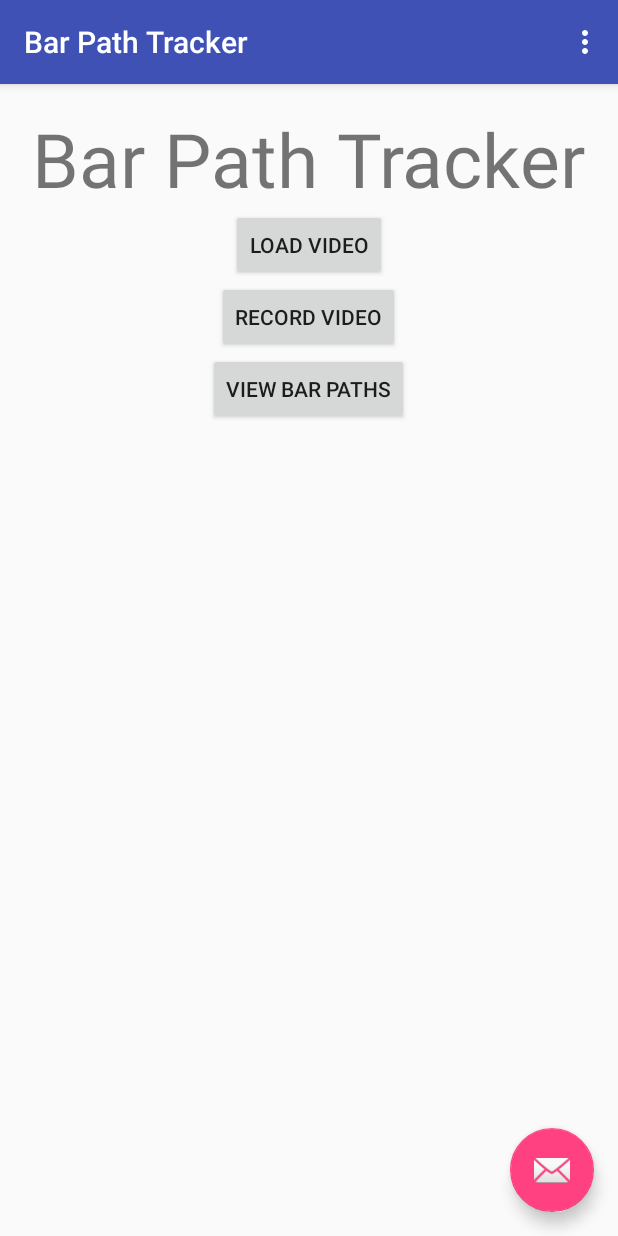
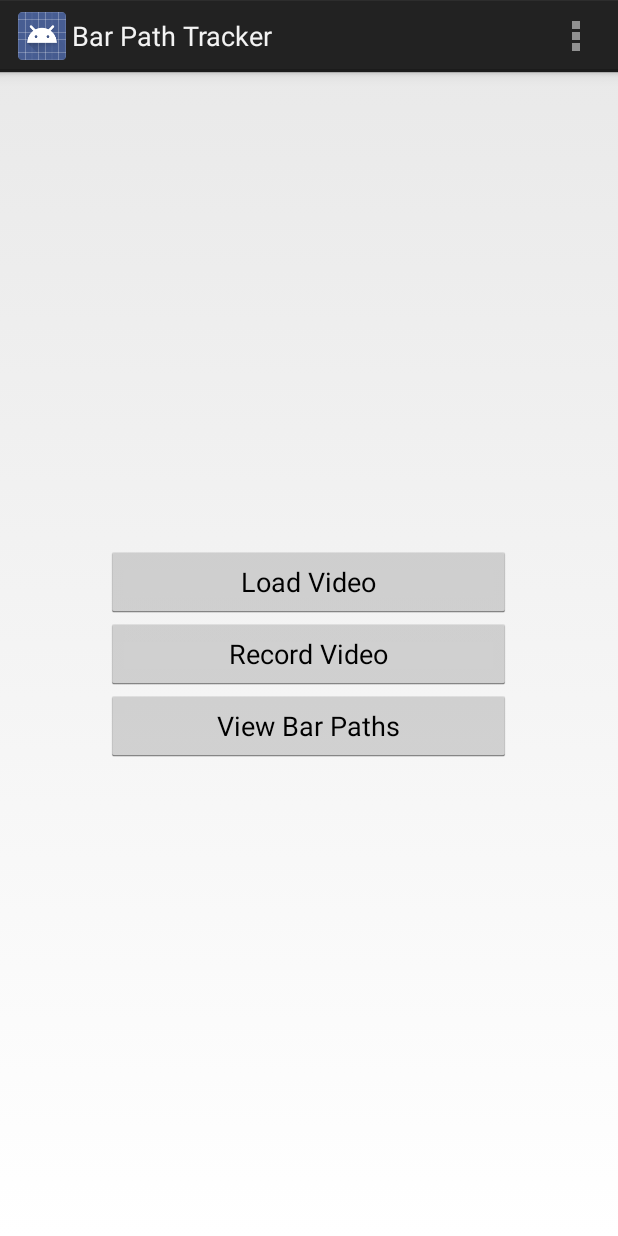
Before and after one commit to dominicrathbone/Whispeerer, an Android app: the screen it shows after launch (MainMenu before the commit, MainMenuActivity after it), on a phone screen of 412 x 824 dp. Run offline under Robolectric (Android 15) with nearby library versions, the phone set to English and light mode, and no system bars.

Commit message:
rearranged main menu layout and added some base functionality

```diff
--- a/BarPathTracker/app/src/main/java/dev/app/mobile/drathbone/barpathtracker/MainMenu.java
+++ /dev/null
@@ -1,52 +0,0 @@
-package dev.app.mobile.drathbone.barpathtracker;
-
-import android.os.Bundle;
-import android.support.design.widget.FloatingActionButton;
-import android.support.design.widget.Snackbar;
-import android.support.v7.app.AppCompatActivity;
-import android.support.v7.widget.Toolbar;
-import android.view.View;
-import android.view.Menu;
-import android.view.MenuItem;
-
-public class MainMenu extends AppCompatActivity {
-
-    @Override
-    protected void onCreate(Bundle savedInstanceState) {
-        super.onCreate(savedInstanceState);
-        setContentView(R.layout.activity_main_menu);
-        Toolbar toolbar = (Toolbar) findViewById(R.id.toolbar);
-        setSupportActionBar(toolbar);
-
-        FloatingActionButton fab = (FloatingActionButton) findViewById(R.id.fab);
-        fab.setOnClickListener(new View.OnClickListener() {
-            @Override
-            public void onClick(View view) {
-                Snackbar.make(view, "Replace with your own action", Snackbar.LENGTH_LONG)
-                        .setAction("Action", null).show();
-            }
-        });
-    }
-
-    @Override
-    public boolean onCreateOptionsMenu(Menu menu) {
-        // Inflate the menu; this adds items to the action bar if it is present.
-        getMenuInflater().inflate(R.menu.menu_main_menu, menu);
-        return true;
-    }
-
-    @Override
-    public boolean onOptionsItemSelected(MenuItem item) {
-        // Handle action bar item clicks here. The action bar will
-        // automatically handle clicks on the Home/Up button, so long
-        // as you specify a parent activity in AndroidManifest.xml.
-        int id = item.getItemId();
-
-        //noinspection SimplifiableIfStatement
-        if (id == R.id.action_settings) {
-            return true;
-        }
-
-        return super.onOptionsItemSelected(item);
-    }
-}
--- /dev/null
+++ b/BarPathTracker/app/src/main/java/dev/app/mobile/drathbone/barpathtracker/MainMenuActivity.java
@@ -0,0 +1,81 @@
+package dev.app.mobile.drathbone.barpathtracker;
+
+import android.content.Intent;
+import android.os.Bundle;
+import android.app.Activity;
+import android.os.Environment;
+import android.provider.MediaStore;
+import android.support.v7.app.AppCompatActivity;
+import android.support.v7.widget.Toolbar;
+import android.util.Log;
+import android.view.Menu;
+import android.view.View;
+import android.widget.Button;
+
+import java.io.File;
+
+public class MainMenuActivity extends Activity {
+
+    static final int RESULT_LOAD_VIDEO = 1;
+    static final int RESULT_RECORD_VIDEO = 1;
+
+    @Override
+    protected void onCreate(Bundle savedInstanceState) {
+        super.onCreate(savedInstanceState);
+        setContentView(R.layout.activity_main_menu);
+
+        if (!Environment.getExternalStorageState().equals(Environment.MEDIA_MOUNTED)){
+            Log.d("MyApp", "No SDCARD");
+        } else {
+            File directory = new File(Environment.getExternalStorageDirectory()+File.separator+"BarPathTrackerGallery");
+            Log.d("MyApp", directory.getAbsolutePath().toString());
+            Log.d("MyApp", Boolean.toString(directory.mkdirs()));
+        }
+
+        Button loadVideoButton = (Button) findViewById(R.id.btnLoadVideo);
+        loadVideoButton.setOnClickListener(new View.OnClickListener() {
+            public void onClick(View v) {
+                Intent videoGalleryIntent = new Intent(Intent.ACTION_PICK, android.provider.MediaStore.Video.Media.EXTERNAL_CONTENT_URI);
+                startActivityForResult(videoGalleryIntent, RESULT_LOAD_VIDEO);
+            }
+        });
+
+        Button recordVideoButton = (Button) findViewById(R.id.btnRecordVideo);
+        recordVideoButton.setOnClickListener(new View.OnClickListener() {
+            public void onClick(View v) {
+                Intent recordVideoIntent = new Intent(MediaStore.ACTION_VIDEO_CAPTURE);
+                if (recordVideoIntent.resolveActivity(getPackageManager()) != null) {
+                    startActivityForResult(recordVideoIntent, RESULT_RECORD_VIDEO);
+                }
+            }
+        });
+
+        Button ViewBarPathsButton = (Button) findViewById(R.id.btnViewBarPaths);
+        ViewBarPathsButton.setOnClickListener(new View.OnClickListener() {
+            public void onClick(View v) {
+
+            }
+        });
+    }
+
+    @Override
+    public boolean onCreateOptionsMenu(Menu menu) {
+        getMenuInflater().inflate(R.menu.menu_main_menu, menu);
+        return true;
+    }
+
+    @Override
+    protected void onActivityResult(int requestCode, int resultCode, Intent data) {
+        if (requestCode == RESULT_LOAD_VIDEO) {
+            if (resultCode == RESULT_OK) {
+
+            }
+        }
+        if (requestCode == RESULT_RECORD_VIDEO) {
+            if (resultCode == RESULT_OK) {
+
+            }
+        }
+    }
+
+}
--- a/BarPathTracker/app/src/main/res/layout/activity_main_menu.xml
+++ b/BarPathTracker/app/src/main/res/layout/activity_main_menu.xml
@@ -1,24 +1,27 @@
 <?xml version="1.0" encoding="utf-8"?>
-<android.support.design.widget.CoordinatorLayout
-    xmlns:android="http://schemas.android.com/apk/res/android"
-    xmlns:app="http://schemas.android.com/apk/res-auto"
-    xmlns:tools="http://schemas.android.com/tools" android:layout_width="match_parent"
-    android:layout_height="match_parent" android:fitsSystemWindows="true" tools:context=".MainMenu">
+<LinearLayout xmlns:android="http://schemas.android.com/apk/res/android"
+    android:layout_width="match_parent"
+    android:layout_height="match_parent"
+    android:gravity="center"
+    android:orientation="vertical" >
 
-    <android.support.design.widget.AppBarLayout android:layout_height="wrap_content"
-        android:layout_width="match_parent" android:theme="@style/AppTheme.AppBarOverlay">
+    <Button android:id="@+id/btnLoadVideo"
+        android:layout_width="270dp"
+        android:layout_height="wrap_content"
+        android:text="Load Video"
+        android:layout_gravity="center"/>
 
-        <android.support.v7.widget.Toolbar android:id="@+id/toolbar"
-            android:layout_width="match_parent" android:layout_height="?attr/actionBarSize"
-            android:background="?attr/colorPrimary" app:popupTheme="@style/AppTheme.PopupOverlay" />
+    <Button android:id="@+id/btnRecordVideo"
+        android:layout_width="270dp"
+        android:layout_height="wrap_content"
+        android:text="Record Video"
+        android:layout_gravity="center"/>
 
-    </android.support.design.widget.AppBarLayout>
 
-    <include layout="@layout/content_main_menu" />
+    <Button android:id="@+id/btnViewBarPaths"
+        android:layout_width="270dp"
+        android:layout_height="wrap_content"
+        android:text="View Bar Paths"
+        android:layout_gravity="center"/>
 
-    <android.support.design.widget.FloatingActionButton android:id="@+id/fab"
-        android:layout_width="wrap_content" android:layout_height="wrap_content"
-        android:layout_gravity="bottom|end" android:layout_margin="@dimen/fab_margin"
-        android:src="@android:drawable/ic_dialog_email" />
-
-</android.support.design.widget.CoordinatorLayout>
+</LinearLayout>
--- a/BarPathTracker/app/src/main/res/values-v21/styles.xml
+++ /dev/null
@@ -1,8 +0,0 @@
-<resources>>
-    <style name="AppTheme.NoActionBar">
-        <item name="windowActionBar">false</item>
-        <item name="windowNoTitle">true</item>
-        <item name="android:windowDrawsSystemBarBackgrounds">true</item>
-        <item name="android:statusBarColor">@android:color/transparent</item>
-    </style>
-</resources>
--- a/BarPathTracker/app/src/main/res/values/styles.xml
+++ b/BarPathTracker/app/src/main/res/values/styles.xml
@@ -1,17 +1,5 @@
+<?xml version="1.0" encoding="utf-8"?>
 <resources>
-
-    <!-- Base application theme. -->
-    <style name="AppTheme" parent="Theme.AppCompat.Light.DarkActionBar">
-        <!-- Customize your theme here. -->
-        <item name="colorPrimary">@color/colorPrimary</item>
-        <item name="colorPrimaryDark">@color/colorPrimaryDark</item>
-        <item name="colorAccent">@color/colorAccent</item>
-    </style>
-    <style name="AppTheme.NoActionBar">
-        <item name="windowActionBar">false</item>
-        <item name="windowNoTitle">true</item>
-    </style>
-    <style name="AppTheme.AppBarOverlay" parent="ThemeOverlay.AppCompat.Dark.ActionBar" />
-    <style name="AppTheme.PopupOverlay" parent="ThemeOverlay.AppCompat.Light" />
-
+    <style name="AppBaseTheme" parent="android:Theme.Holo.Light.DarkActionBar"/>
+    <style name="AppTheme" parent="AppBaseTheme"/>
 </resources>
```
Also changed, not shown: BarPathTracker/app/src/main/AndroidManifest.xml (+12 -4 lines), BarPathTracker/app/src/main/res/values/attrs_my_view.xml (added, +8 -0 lines), 6 other files.
